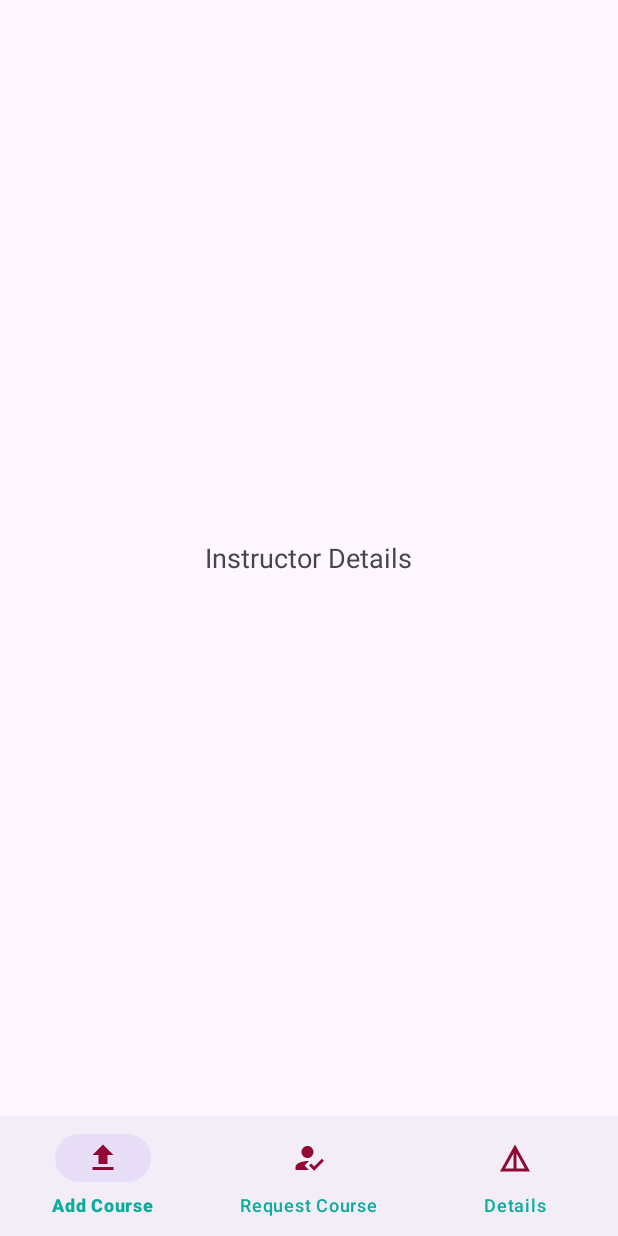
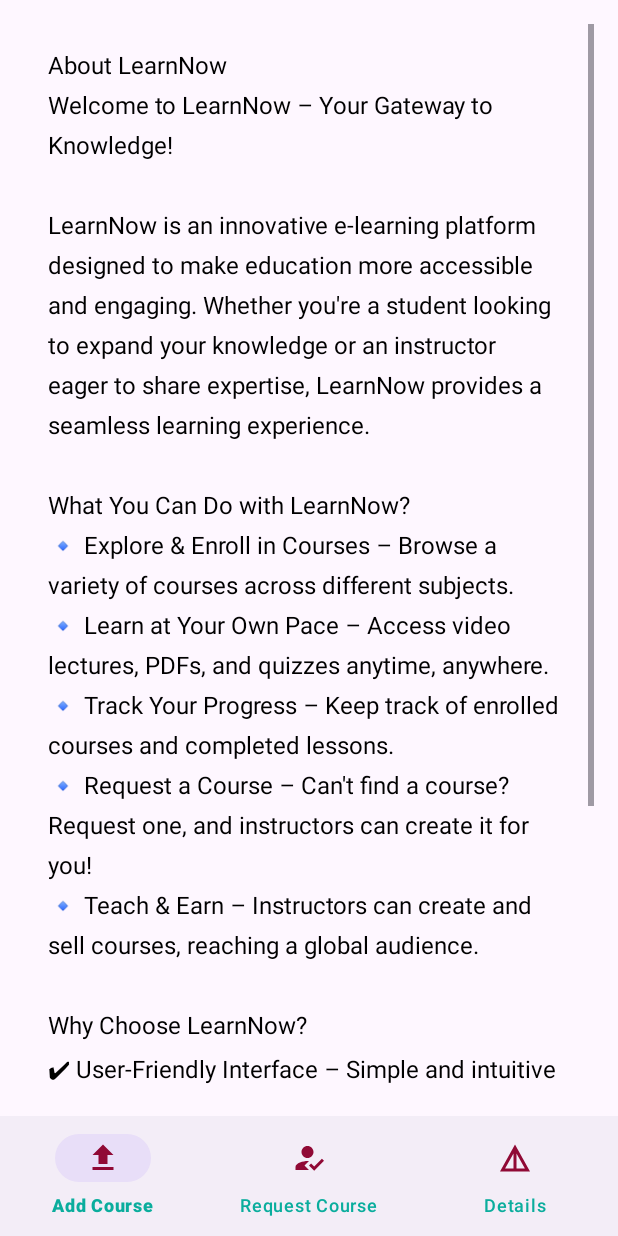
Before and after one commit to MehrabHussain47/LearnNow, an Android app: the fragment InstructorDetailsFragment placed in its activity, on a phone screen of 412 x 824 dp. Run offline under Robolectric (Android 15) with nearby library versions, the phone set to English and light mode, and no system bars.

Commit message:
Initial Commit 3

```diff
--- a/app/src/main/java/com/example/learnnow/InstructorDetailsFragment.java
+++ b/app/src/main/java/com/example/learnnow/InstructorDetailsFragment.java
@@ -4,14 +4,43 @@ import android.os.Bundle;
 import android.view.LayoutInflater;
 import android.view.View;
 import android.view.ViewGroup;
+import android.widget.TextView;
+
 import androidx.annotation.NonNull;
 import androidx.annotation.Nullable;
 import androidx.fragment.app.Fragment;
 
 public class InstructorDetailsFragment extends Fragment {
+
+    private TextView textViewInstructorDetails;
+
     @Nullable
     @Override
     public View onCreateView(@NonNull LayoutInflater inflater, @Nullable ViewGroup container, @Nullable Bundle savedInstanceState) {
-        return inflater.inflate(R.layout.fragment_instructor_details, container, false);
+        View view = inflater.inflate(R.layout.fragment_instructor_details, container, false);
+        textViewInstructorDetails = view.findViewById(R.id.textViewInstructorDetails);
+
+        // Set the content to display
+        String detailsContent = "About LearnNow\n" +
+                "Welcome to LearnNow – Your Gateway to Knowledge!\n\n" +
+                "LearnNow is an innovative e-learning platform designed to make education more accessible and engaging. " +
+                "Whether you're a student looking to expand your knowledge or an instructor eager to share expertise, " +
+                "LearnNow provides a seamless learning experience.\n\n" +
+                "What You Can Do with LearnNow?\n" +
+                "🔹 Explore & Enroll in Courses – Browse a variety of courses across different subjects.\n" +
+                "🔹 Learn at Your Own Pace – Access video lectures, PDFs, and quizzes anytime, anywhere.\n" +
+                "🔹 Track Your Progress – Keep track of enrolled courses and completed lessons.\n" +
+                "🔹 Request a Course – Can't find a course? Request one, and instructors can create it for you!\n" +
+                "🔹 Teach & Earn – Instructors can create and sell courses, reaching a global audience.\n\n" +
+                "Why Choose LearnNow?\n" +
+                "✔ User-Friendly Interface – Simple and intuitive design for a smooth learning experience.\n" +
+                "✔ Quality Content – Courses from experienced professionals and educators.\n" +
+                "✔ Affordable Learning – Access valuable knowledge at competitive prices.\n" +
+                "✔ Secure Platform – Your data and transactions are always safe with us.\n\n" +
+                "Start your learning journey today with LearnNow – where knowledge meets opportunity!";
+
+        textViewInstructorDetails.setText(detailsContent);
+
+        return view;
     }
 }
--- a/app/src/main/res/layout/fragment_instructor_details.xml
+++ b/app/src/main/res/layout/fragment_instructor_details.xml
@@ -3,11 +3,22 @@
     android:layout_width="match_parent"
     android:layout_height="match_parent">
 
-    <TextView
-        android:layout_width="wrap_content"
-        android:layout_height="wrap_content"
-        android:text="Instructor Details"
-        android:layout_gravity="center"
-        android:textSize="18sp"/>
+    <!-- ScrollView to make the content scrollable -->
+    <ScrollView
+        android:layout_width="match_parent"
+        android:layout_height="match_parent"
+        android:padding="16dp">
 
+        <!-- TextView for displaying the content -->
+        <TextView
+            android:id="@+id/textViewInstructorDetails"
+            android:layout_width="match_parent"
+            android:layout_height="wrap_content"
+            android:textSize="16sp"
+            android:textColor="@android:color/black"
+            android:lineSpacingExtra="8dp"
+            android:scrollbars="vertical"
+            android:padding="16dp"/>
+
+    </ScrollView>
 </FrameLayout>
```
